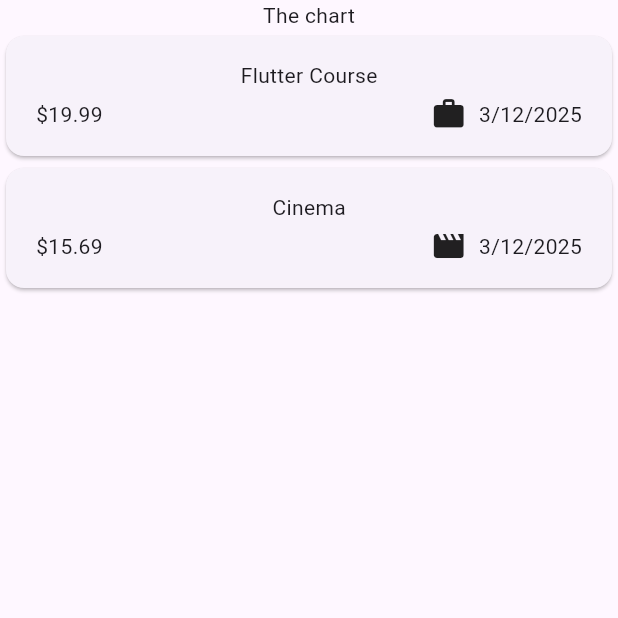
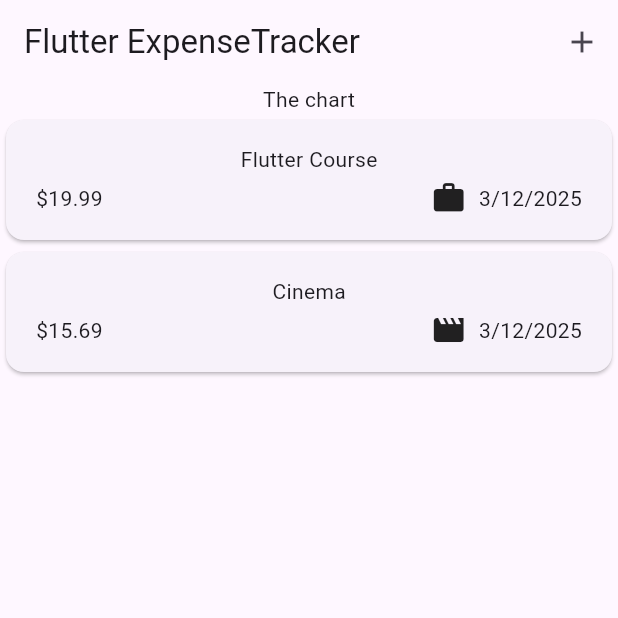
Before and after one commit to SI-KUNIHISA/expense_tracker, a Flutter app: the screen it shows after launch, on a phone screen of 412 x 824 dp, the top half of it. Run offline on Flutter 3.47's test engine with Material 3 defaults, Android fonts, the phone set to English and light mode, and no system bars.

```diff
--- a/lib/main.dart
+++ b/lib/main.dart
@@ -4,6 +4,7 @@ import 'package:flutter/material.dart';
 void main() {
   runApp(
     MaterialApp(
+      theme: ThemeData(useMaterial3: true),
       home: Expenses(),
     ),
   );
--- a/lib/widgets/expenses.dart
+++ b/lib/widgets/expenses.dart
@@ -30,6 +30,15 @@ class _ExpensesState extends State<Expenses> {
   @override
   Widget build(BuildContext context) {
     return Scaffold(
+      appBar: AppBar(
+        title: Text('Flutter ExpenseTracker'),
+        actions: [
+          IconButton(
+            icon: Icon(Icons.add),
+            onPressed: () {},
+          ),
+        ],
+      ),
       body: Column(
         children: [
           Text('The chart'),
```
